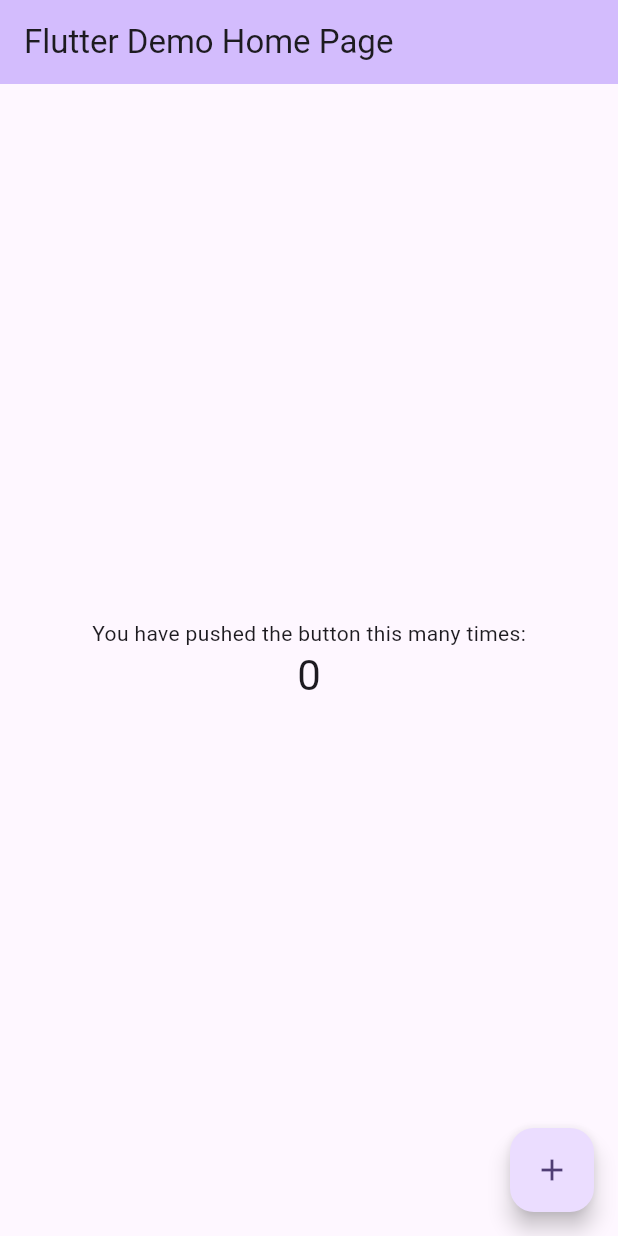
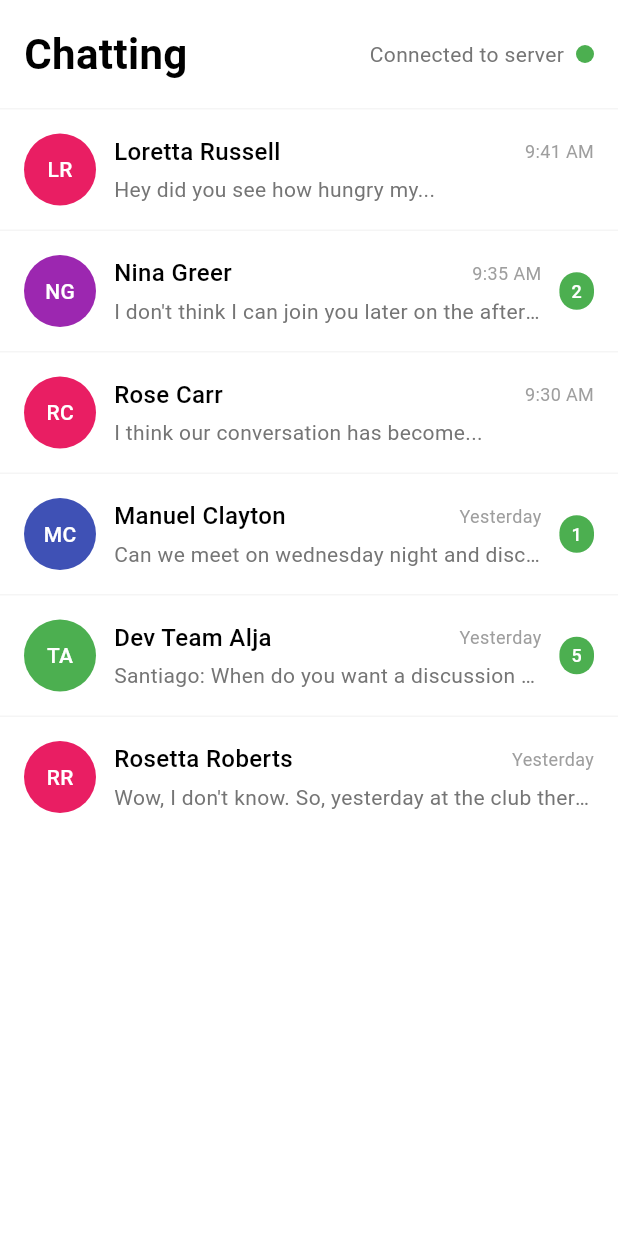
Before and after one commit to swalihh/chatApp, a Flutter app: the screen it shows after launch, on a phone screen of 412 x 824 dp. Run offline on Flutter 3.47's test engine with Material 3 defaults, Android fonts, the phone set to English and light mode, and no system bars.

Commit message:
created basic  ui chat screens

```diff
--- /dev/null
+++ b/lib/features/chat/presentation/pages/chat_screen.dart
@@ -0,0 +1,137 @@
+import 'package:chat_app/features/chat/presentation/widgets/chat_header.dart';
+import 'package:chat_app/features/chat/presentation/widgets/chat_list_items.widget.dart';
+import 'package:flutter/material.dart';
+
+
+class ChatScreen extends StatefulWidget {
+  const ChatScreen({super.key});
+
+  @override
+  ChatScreenState createState() => ChatScreenState();
+}
+
+class ChatScreenState extends State<ChatScreen> {
+  bool isConnected = true;
+  ChatItem? selectedChat;
+
+  final List<ChatItem> chatList = [
+    ChatItem(
+      id: 1,
+      name: "Loretta Russell",
+      message: "Hey did you see how hungry my...",
+      time: "9:41 AM",
+      avatar: "LR",
+      online: true,
+      pendingCount: 0,
+    ),
+    ChatItem(
+      id: 2,
+      name: "Nina Greer",
+      message: "I don't think I can join you later on the afternoon since we are meaning...",
+      time: "9:35 AM",
+      avatar: "NG",
+      online: true,
+      pendingCount: 2,
+    ),
+    ChatItem(
+      id: 3,
+      name: "Rose Carr",
+      message: "I think our conversation has become...",
+      time: "9:30 AM",
+      avatar: "RC",
+      online: false,
+      pendingCount: 0,
+    ),
+    ChatItem(
+      id: 4,
+      name: "Manuel Clayton",
+      message: "Can we meet on wednesday night and discuss about new book...",
+      time: "Yesterday",
+      avatar: "MC",
+      online: false,
+      pendingCount: 1,
+    ),
+    ChatItem(
+      id: 5,
+      name: "Dev Team Alja",
+      message: "Santiago: When do you want a discussion about our current progress?",
+      time: "Yesterday",
+      avatar: "TA",
+      online: true,
+      pendingCount: 5,
+    ),
+    ChatItem(
+      id: 6,
+      name: "Rosetta Roberts",
+      message: "Wow, I don't know. So, yesterday at the club there's was a big vibe.",
+      time: "Yesterday",
+      avatar: "RR",
+      online: true,
+      pendingCount: 0,
+    ),
+  ];
+
+  @override
+  Widget build(BuildContext context) {
+    return Scaffold(
+      backgroundColor: Colors.white,
+      body: Stack(
+        children: [
+          // Main Content
+          SafeArea(
+            child: Column(
+              children: [
+                // App Header
+                AppHeader(isConnected: isConnected),
+
+                // Chat List
+                Expanded(
+                  child: ListView.separated(
+                    itemCount: chatList.length,
+                    separatorBuilder: (context, index) => Divider(
+                      height: 1,
+                      color: Colors.grey.shade100,
+                    ),
+                    itemBuilder: (context, index) {
+                      final chat = chatList[index];
+                      return ChatListItem(
+                        chat: chat,
+                        onTap: () {
+
+                        },
+                      );
+                    },
+                  ),
+                ),
+              ],
+            ),
+          ),
+
+
+        ],
+      ),
+    );
+  }
+}
+
+
+
+class ChatItem {
+  final int id;
+  final String name;
+  final String message;
+  final String time;
+  final String avatar;
+  final bool online;
+  final int pendingCount;
+
+  ChatItem({
+    required this.id,
+    required this.name,
+    required this.message,
+    required this.time,
+    required this.avatar,
+    required this.online,
+    required this.pendingCount,
+  });
+}
--- /dev/null
+++ b/lib/features/chat/presentation/widgets/chat_avatar.dart
@@ -0,0 +1,50 @@
+import 'package:flutter/material.dart';
+
+class ChatAvatar extends StatelessWidget {
+  final String avatar;
+  final String name;
+  final double size;
+  final double fontSize;
+
+  const ChatAvatar({
+    super.key,
+    required this.avatar,
+    required this.name,
+    this.size = 48,
+    this.fontSize = 14,
+  });
+
+  Color getAvatarColor(String name) {
+    final colors = [
+      Colors.purple,
+      Colors.blue,
+      Colors.green,
+      Colors.orange,
+      Colors.pink,
+      Colors.indigo,
+    ];
+    return colors[name.codeUnitAt(0) % colors.length];
+  }
+
+  @override
+  Widget build(BuildContext context) {
+    return Container(
+      width: size,
+      height: size,
+      decoration: BoxDecoration(
+        color: getAvatarColor(name),
+        shape: BoxShape.circle,
+      ),
+      child: Center(
+        child: Text(
+          avatar,
+          style: TextStyle(
+            color: Colors.white,
+            fontWeight: FontWeight.w500,
+            fontSize: fontSize,
+          ),
+        ),
+      ),
+    );
+  }
+}
--- /dev/null
+++ b/lib/features/chat/presentation/widgets/chat_header.dart
@@ -0,0 +1,33 @@
+import 'package:flutter/material.dart';
+import 'connection_status.dart';
+
+class AppHeader extends StatelessWidget {
+  final bool isConnected;
+
+  const AppHeader({super.key, required this.isConnected});
+
+  @override
+  Widget build(BuildContext context) {
+    return Container(
+      padding: EdgeInsets.all(16),
+      decoration: BoxDecoration(
+        border: Border(bottom: BorderSide(color: Colors.grey.shade100)),
+      ),
+      child: Row(
+        mainAxisAlignment: MainAxisAlignment.spaceBetween,
+        children: [
+          Text(
+            "Chatting",
+            style: TextStyle(
+              fontSize: 28,
+              fontWeight: FontWeight.bold,
+              color: Colors.black,
+            ),
+          ),
+          SizedBox(height: 16),
+          ConnectionStatus(isConnected: isConnected),
+        ],
+      ),
+    );
+  }
+}
--- /dev/null
+++ b/lib/features/chat/presentation/widgets/chat_list_items.widget.dart
@@ -0,0 +1,87 @@
+
+
+
+
+import 'package:chat_app/features/chat/presentation/pages/chat_screen.dart';
+import 'package:chat_app/features/chat/presentation/widgets/chat_avatar.dart';
+import 'package:chat_app/features/chat/presentation/widgets/count_widget.dart';
+import 'package:flutter/material.dart';
+
+class ChatListItem extends StatelessWidget {
+  final ChatItem chat;
+  final VoidCallback onTap;
+
+  const ChatListItem({
+    super.key,
+    required this.chat,
+    required this.onTap,
+  });
+
+  @override
+  Widget build(BuildContext context) {
+    return InkWell(
+      onTap: onTap,
+      child: Container(
+        padding: EdgeInsets.all(16),
+        child: Row(
+          children: [
+            // Avatar
+            ChatAvatar(
+              avatar: chat.avatar,
+              name: chat.name,
+            ),
+            SizedBox(width: 12),
+
+            // Chat Content
+            Expanded(
+              child: Column(
+                crossAxisAlignment: CrossAxisAlignment.start,
+                children: [
+                  Row(
+                    mainAxisAlignment: MainAxisAlignment.spaceBetween,
+                    children: [
+                      Expanded(
+                        child: Text(
+                          chat.name,
+                          style: TextStyle(
+                            fontWeight: FontWeight.w500,
+                            color: Colors.black,
+                            fontSize: 16,
+                          ),
+                          overflow: TextOverflow.ellipsis,
+                        ),
+                      ),
+                      Text(
+                        chat.time,
+                        style: TextStyle(
+                          fontSize: 12,
+                          color: Colors.grey.shade500,
+                        ),
+                      ),
+                    ],
+                  ),
+                  SizedBox(height: 4),
+                  Text(
+                    chat.message,
+                    style: TextStyle(
+                      fontSize: 14,
+                      color: Colors.grey.shade600,
+                    ),
+                    overflow: TextOverflow.ellipsis,
+                    maxLines: 1,
+                  ),
+                ],
+              ),
+            ),
+
+            // Pending Count Badge
+            if (chat.pendingCount > 0) ...[
+              SizedBox(width: 12),
+              PendingCountBadge(count: chat.pendingCount),
+            ],
+          ],
+        ),
+      ),
+    );
+  }
+}
--- /dev/null
+++ b/lib/features/chat/presentation/widgets/connection_status.dart
@@ -0,0 +1,33 @@
+import 'package:flutter/material.dart';
+
+class ConnectionStatus extends StatelessWidget {
+  final bool isConnected;
+
+  const ConnectionStatus({super.key, required this.isConnected});
+
+  @override
+  Widget build(BuildContext context) {
+    return Row(
+      children: [
+
+
+        Text(
+          isConnected ? 'Connected to server' : 'Disconnected from server',
+          style: TextStyle(
+            fontSize: 14,
+            color: Colors.grey.shade600,
+          ),
+        ),
+          SizedBox(width: 8),
+        Container(
+          width: 12,
+          height: 12,
+          decoration: BoxDecoration(
+            color: isConnected ? Colors.green : Colors.red,
+            shape: BoxShape.circle,
+          ),
+        ),
+      ],
+    );
+  }
+}
--- /dev/null
+++ b/lib/features/chat/presentation/widgets/count_widget.dart
@@ -0,0 +1,31 @@
+import 'package:flutter/material.dart';
+
+class PendingCountBadge extends StatelessWidget {
+  final int count;
+
+  const PendingCountBadge({super.key, required this.count});
+
+  @override
+  Widget build(BuildContext context) {
+    if (count == 0) return SizedBox.shrink();
+
+    return Container(
+      padding: EdgeInsets.symmetric(horizontal: 8, vertical: 4),
+      decoration: BoxDecoration(
+        color: Colors.green,
+        borderRadius: BorderRadius.circular(12),
+      ),
+      constraints: BoxConstraints(minWidth: 20, minHeight: 20),
+      child: Center(
+        child: Text(
+          count.toString(),
+          style: TextStyle(
+            color: Colors.white,
+            fontSize: 12,
+            fontWeight: FontWeight.w500,
+          ),
+        ),
+      ),
+    );
+  }
+}
--- a/lib/main.dart
+++ b/lib/main.dart
@@ -1,3 +1,4 @@
+import 'package:chat_app/features/chat/presentation/pages/chat_screen.dart';
 import 'package:flutter/material.dart';
 
 void main() {
@@ -7,116 +8,13 @@ void main() {
 class MyApp extends StatelessWidget {
   const MyApp({super.key});
 
-  // This widget is the root of your application.
   @override
   Widget build(BuildContext context) {
     return MaterialApp(
-      title: 'Flutter Demo',
-      theme: ThemeData(
-        // This is the theme of your application.
-        //
-        // TRY THIS: Try running your application with "flutter run". You'll see
-        // the application has a purple toolbar. Then, without quitting the app,
-        // try changing the seedColor in the colorScheme below to Colors.green
-        // and then invoke "hot reload" (save your changes or press the "hot
-        // reload" button in a Flutter-supported IDE, or press "r" if you used
-        // the command line to start the app).
-        //
-        // Notice that the counter didn't reset back to zero; the application
-        // state is not lost during the reload. To reset the state, use hot
-        // restart instead.
-        //
-        // This works for code too, not just values: Most code changes can be
-        // tested with just a hot reload.
-        colorScheme: ColorScheme.fromSeed(seedColor: Colors.deepPurple),
-      ),
-      home: const MyHomePage(title: 'Flutter Demo Home Page'),
+      debugShowCheckedModeBanner: false,
+      title: 'Chat App',
+
+      home:  ChatScreen(),
     );
   }
 }
-
-class MyHomePage extends StatefulWidget {
-  const MyHomePage({super.key, required this.title});
-
-  // This widget is the home page of your application. It is stateful, meaning
-  // that it has a State object (defined below) that contains fields that affect
-  // how it looks.
-
-  // This class is the configuration for the state. It holds the values (in this
-  // case the title) provided by the parent (in this case the App widget) and
-  // used by the build method of the State. Fields in a Widget subclass are
-  // always marked "final".
-
-  final String title;
-
-  @override
-  State<MyHomePage> createState() => _MyHomePageState();
-}
-
-class _MyHomePageState extends State<MyHomePage> {
-  int _counter = 0;
-
-  void _incrementCounter() {
-    setState(() {
-      // This call to setState tells the Flutter framework that something has
-      // changed in this State, which causes it to rerun the build method below
-      // so that the display can reflect the updated values. If we changed
-      // _counter without calling setState(), then the build method would not be
-      // called again, and so nothing would appear to happen.
-      _counter++;
-    });
-  }
-
-  @override
-  Widget build(BuildContext context) {
-    // This method is rerun every time setState is called, for instance as done
-    // by the _incrementCounter method above.
-    //
-    // The Flutter framework has been optimized to make rerunning build methods
-    // fast, so that you can just rebuild anything that needs updating rather
-    // than having to individually change instances of widgets.
-    return Scaffold(
-      appBar: AppBar(
-        // TRY THIS: Try changing the color here to a specific color (to
-        // Colors.amber, perhaps?) and trigger a hot reload to see the AppBar
-        // change color while the other colors stay the same.
-        backgroundColor: Theme.of(context).colorScheme.inversePrimary,
-        // Here we take the value from the MyHomePage object that was created by
-        // the App.build method, and use it to set our appbar title.
-        title: Text(widget.title),
-      ),
-      body: Center(
-        // Center is a layout widget. It takes a single child and positions it
-        // in the middle of the parent.
-        child: Column(
-          // Column is also a layout widget. It takes a list of children and
-          // arranges them vertically. By default, it sizes itself to fit its
-          // children horizontally, and tries to be as tall as its parent.
-          //
-          // Column has various properties to control how it sizes itself and
-          // how it positions its children. Here we use mainAxisAlignment to
-          // center the children vertically; the main axis here is the vertical
-          // axis because Columns are vertical (the cross axis would be
-          // horizontal).
-          //
-          // TRY THIS: Invoke "debug painting" (choose the "Toggle Debug Paint"
-          // action in the IDE, or press "p" in the console), to see the
-          // wireframe for each widget.
-          mainAxisAlignment: MainAxisAlignment.center,
-          children: <Widget>[
-            const Text('You have pushed the button this many times:'),
-            Text(
-              '$_counter',
-              style: Theme.of(context).textTheme.headlineMedium,
-            ),
-          ],
-        ),
-      ),
-      floatingActionButton: FloatingActionButton(
-        onPressed: _incrementCounter,
-        tooltip: 'Increment',
-        child: const Icon(Icons.add),
-      ), // This trailing comma makes auto-formatting nicer for build methods.
-    );
-  }
-}
```
Also changed, not shown: pubspec.yaml (+10 -0 lines), lib/injection_container.dart (added), pubspec.lock, 1 other file.
